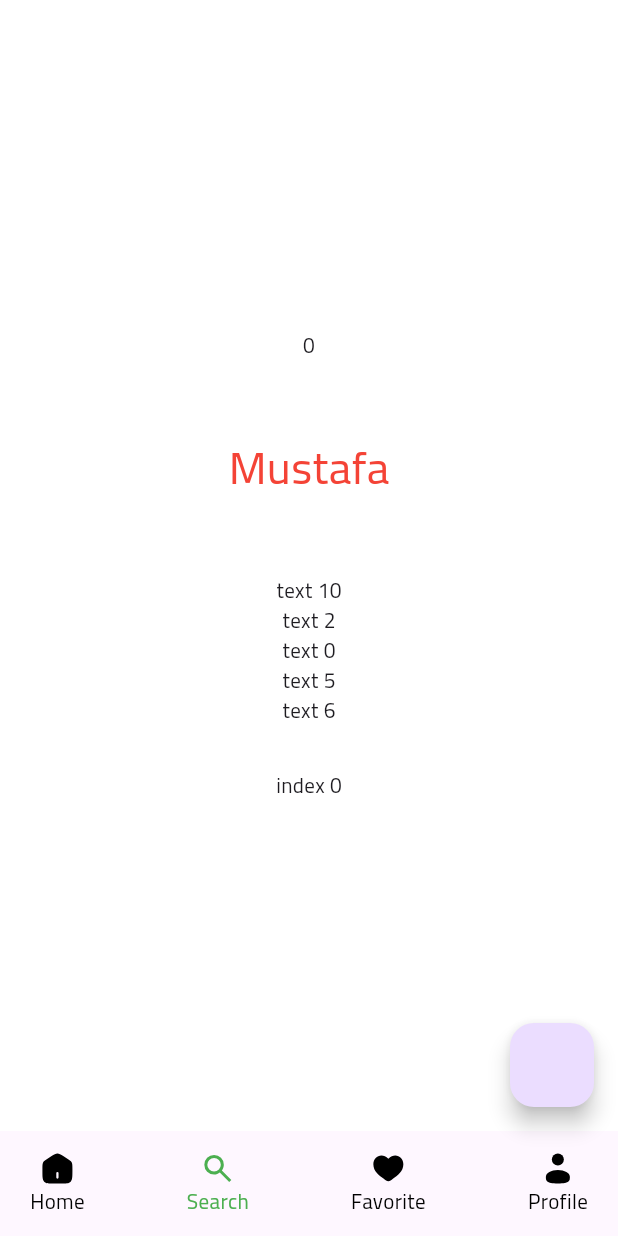
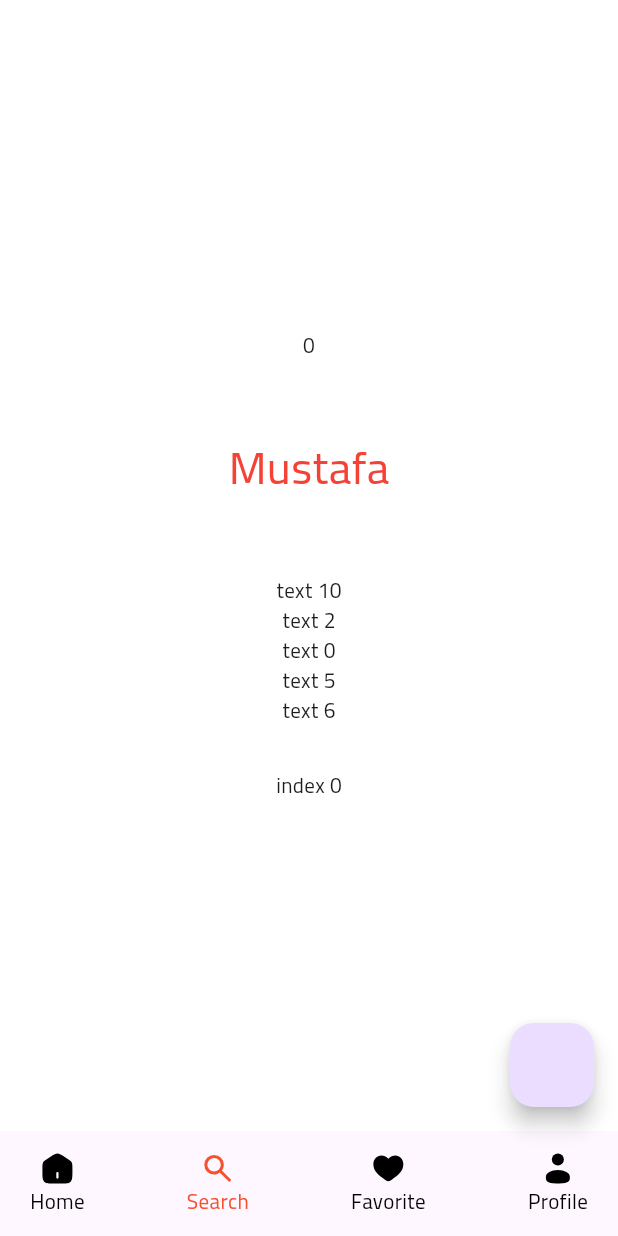
Before and after one commit to sajjadleith/store_app, a Flutter app: the screen it shows after launch, item 2 of the bottom bar chosen, after a tap on "Home", after a tap on "Search", on a phone screen of 412 x 824 dp. Run offline on Flutter 3.47's test engine with Material 3 defaults, Android fonts, the phone set to English and light mode, and no system bars; our stand-ins replace equatable, flutter_svg, shared_preferences; network calls fail.

Commit message:
fixing the color

```diff
--- a/lib/core/widgets/category_slider.dart
+++ b/lib/core/widgets/category_slider.dart
@@ -39,7 +39,7 @@ class _CategorySliderState extends State<CategorySlider> {
         itemBuilder: (context, index) {
           return Material(
             color: categories[index]["status"] == true
-                ? Colors.green
+                ? AppConstain.primaryColor
                 : Colors.white,
             borderRadius: BorderRadius.circular(10),
             child: InkWell(
@@ -49,7 +49,7 @@ class _CategorySliderState extends State<CategorySlider> {
                 padding: EdgeInsets.only(left: 8, right: 8),
                 decoration: BoxDecoration(
                   color: categories[index]["status"] == true
-                      ? Colors.green
+                      ? AppConstain.primaryColor
                       : Colors.white,
                   border: categories[index]["status"] == true
                       ? null
--- a/lib/screens/custom_navbar.dart
+++ b/lib/screens/custom_navbar.dart
@@ -1,4 +1,5 @@
 import 'package:flutter/material.dart';
+import 'package:store/core/app_constains.dart';
 import 'package:store/core/app_icons.dart';
 
 import '../core/widgets/navbar_icon_custom.dart';
@@ -28,25 +29,25 @@ class CustomNavbar extends StatelessWidget {
               icon: AppIcons.home,
               text: "Home",
               onTap: () => onChange(0),
-              color: currentIndex == 0 ? Colors.green : Colors.black,
+              color: currentIndex == 0 ? AppConstain.primaryColor : Colors.black,
             ),
             NavbarIconCustom(
               icon: AppIcons.search,
               text: "Search",
               onTap: () => onChange(1),
-              color: currentIndex == 1 ? Colors.green : Colors.black,
+              color: currentIndex == 1 ? AppConstain.primaryColor : Colors.black,
             ),
             NavbarIconCustom(
               icon: AppIcons.fav,
               text: "Favorite",
               onTap: () => onChange(2),
-              color: currentIndex == 2 ? Colors.green : Colors.black,
+              color: currentIndex == 2 ? AppConstain.primaryColor : Colors.black,
             ),
             NavbarIconCustom(
               icon: AppIcons.profile,
               text: "Profile",
               onTap: () => onChange(3),
-              color: currentIndex == 3 ? Colors.green : Colors.black,
+              color: currentIndex == 3 ? AppConstain.primaryColor : Colors.black,
             ),
           ],
         ),
--- a/lib/screens/home_screen.dart
+++ b/lib/screens/home_screen.dart
@@ -1,4 +1,5 @@
 import 'package:flutter/material.dart';
+import 'package:store/core/app_constains.dart';
 
 import '../core/widgets/category_slider.dart';
 import '../core/widgets/slider_widget.dart';
@@ -45,7 +46,7 @@ class _HomeState extends State<HomeScreen> {
                         style: TextStyle(
                           fontSize: 15,
                           fontWeight: FontWeight.w700,
-                          color: Colors.green,
+                          color: AppConstain.primaryColor,
                         ),
                       ),
                     ),
```
